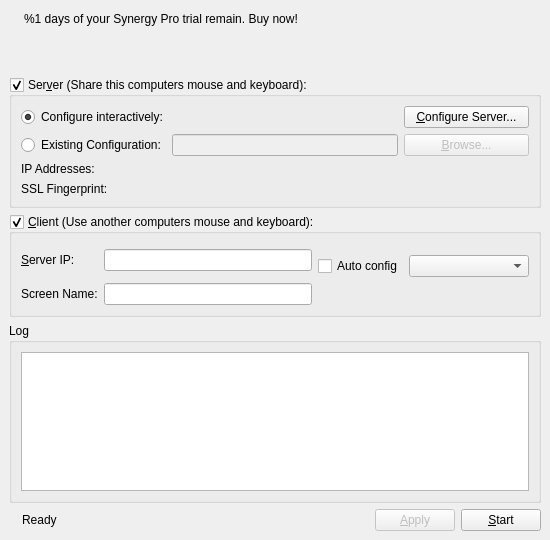
Old version of the form src/gui/src/MainWindowBase.ui in the repository unalkalkan/synergy.
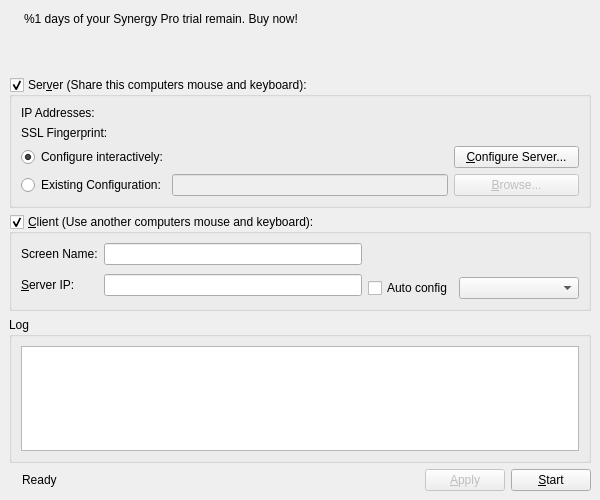
New version of the form. Icons and pictures are not drawn.

Commit message: Main window tweaks

What changed in the file:
```diff
--- a/src/gui/src/MainWindowBase.ui
+++ b/src/gui/src/MainWindowBase.ui
@@ -6,8 +6,8 @@
    <rect>
     <x>0</x>
     <y>0</y>
-    <width>550</width>
-    <height>540</height>
+    <width>600</width>
+    <height>500</height>
    </rect>
   </property>
   <property name="sizePolicy">
@@ -150,6 +150,60 @@
        <bool>true</bool>
       </property>
       <layout class="QVBoxLayout">
+       <item>
+        <layout class="QHBoxLayout" name="horizontalLayout_6">
+         <item>
+          <widget class="QLabel" name="label_2">
+           <property name="text">
+            <string>IP Addresses:</string>
+           </property>
+          </widget>
+         </item>
+         <item>
+          <widget class="QLabel" name="m_pLabelIpAddresses">
+           <property name="text">
+            <string notr="true"/>
+           </property>
+           <property name="alignment">
+            <set>Qt::AlignRight|Qt::AlignTrailing|Qt::AlignVCenter</set>
+           </property>
+          </widget>
+         </item>
+        </layout>
+       </item>
+       <item>
+        <layout class="QHBoxLayout" name="horizontalLayout_3">
+         <item>
+          <widget class="QLabel" name="m_pLabelFingerprint">
+           <property name="sizePolicy">
+            <sizepolicy hsizetype="Maximum" vsizetype="Preferred">
+             <horstretch>0</horstretch>
+             <verstretch>0</verstretch>
+            </sizepolicy>
+           </property>
+           <property name="text">
+            <string>SSL Fingerprint:</string>
+           </property>
+          </widget>
+         </item>
+         <item>
+          <widget class="QLabel" name="m_pLabelLocalFingerprint">
+           <property name="font">
+            <font>
+             <weight>75</weight>
+             <bold>true</bold>
+            </font>
+           </property>
+           <property name="text">
+            <string/>
+           </property>
+           <property name="alignment">
+            <set>Qt::AlignRight|Qt::AlignTrailing|Qt::AlignVCenter</set>
+           </property>
+          </widget>
+         </item>
+        </layout>
+       </item>
        <item>
         <layout class="QHBoxLayout" name="horizontalLayout_4">
          <item>
@@ -227,60 +281,6 @@
          </item>
         </layout>
        </item>
-       <item>
-        <layout class="QHBoxLayout" name="horizontalLayout_6">
-         <item>
-          <widget class="QLabel" name="label_2">
-           <property name="text">
-            <string>IP Addresses:</string>
-           </property>
-          </widget>
-         </item>
-         <item>
-          <widget class="QLabel" name="m_pLabelIpAddresses">
-           <property name="text">
-            <string notr="true"/>
-           </property>
-           <property name="alignment">
-            <set>Qt::AlignRight|Qt::AlignTrailing|Qt::AlignVCenter</set>
-           </property>
-          </widget>
-         </item>
-        </layout>
-       </item>
-       <item>
-        <layout class="QHBoxLayout" name="horizontalLayout_3">
-         <item>
-          <widget class="QLabel" name="m_pLabelFingerprint">
-           <property name="sizePolicy">
-            <sizepolicy hsizetype="Maximum" vsizetype="Preferred">
-             <horstretch>0</horstretch>
-             <verstretch>0</verstretch>
-            </sizepolicy>
-           </property>
-           <property name="text">
-            <string>SSL Fingerprint:</string>
-           </property>
-          </widget>
-         </item>
-         <item>
-          <widget class="QLabel" name="m_pLabelLocalFingerprint">
-           <property name="font">
-            <font>
-             <weight>75</weight>
-             <bold>true</bold>
-            </font>
-           </property>
-           <property name="text">
-            <string/>
-           </property>
-           <property name="alignment">
-            <set>Qt::AlignRight|Qt::AlignTrailing|Qt::AlignVCenter</set>
-           </property>
-          </widget>
-         </item>
-        </layout>
-       </item>
       </layout>
      </widget>
     </item>
@@ -302,7 +302,7 @@
        <bool>true</bool>
       </property>
       <layout class="QGridLayout" name="gridLayout">
-       <item row="0" column="0" rowspan="3">
+       <item row="1" column="0" rowspan="2">
         <widget class="QLabel" name="m_pLabelServerName">
          <property name="text">
           <string>&amp;Server IP:</string>
@@ -312,27 +312,17 @@
          </property>
         </widget>
        </item>
-       <item row="0" column="1" rowspan="3">
+       <item row="1" column="1" rowspan="2">
         <widget class="QLineEdit" name="m_pLineEditHostname"/>
        </item>
-       <item row="2" column="3">
+       <item row="2" column="2">
         <widget class="QCheckBox" name="m_pCheckBoxAutoConfig">
          <property name="text">
           <string>Auto config</string>
          </property>
         </widget>
        </item>
-       <item row="3" column="0">
-        <widget class="QLabel" name="label_5">
-         <property name="text">
-          <string>Screen Name:</string>
-         </property>
-        </widget>
-       </item>
-       <item row="3" column="1">
-        <widget class="QLineEdit" name="m_pLineEditScreenName"/>
-       </item>
-       <item row="2" column="4">
+       <item row="2" column="3">
         <widget class="QComboBox" name="m_pComboServerList">
          <property name="sizePolicy">
           <sizepolicy hsizetype="Maximum" vsizetype="Preferred">
@@ -348,6 +338,16 @@
          </property>
         </widget>
        </item>
+       <item row="0" column="1">
+        <widget class="QLineEdit" name="m_pLineEditScreenName"/>
+       </item>
+       <item row="0" column="0">
+        <widget class="QLabel" name="label_5">
+         <property name="text">
+          <string>Screen Name:</string>
+         </property>
+        </widget>
+       </item>
       </layout>
      </widget>
     </item>
```
